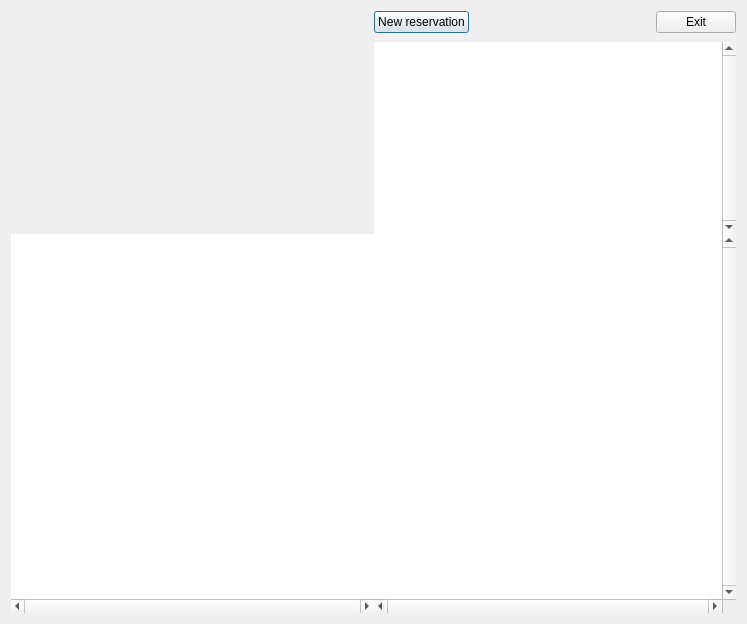
This is Waiter/dlgreservation.ui in End1-1/Cafe5 as Qt 5 draws it before an edit. The edited form follows.
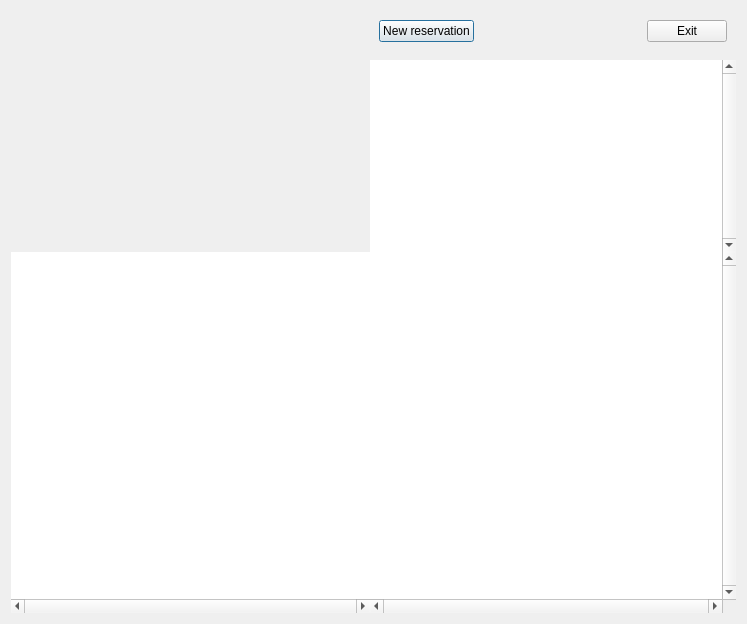
This is the edited form. Icons and pictures are not drawn.

```diff
--- a/Waiter/dlgreservation.ui
+++ b/Waiter/dlgreservation.ui
@@ -33,6 +33,9 @@
        <number>9</number>
       </property>
       <item>
+       <widget class="QWidget" name="wtopbtn" native="true">
+        <layout class="QHBoxLayout" name="horizontalLayout_2">
+         <item>
        <widget class="QPushButton" name="btnCreateReservation">
         <property name="text">
          <string>New reservation</string>
@@ -65,6 +68,9 @@
          <iconset resource="../resources/resources.qrc">
           <normaloff>:/exit.png</normaloff>:/exit.png</iconset>
         </property>
+          </widget>
+         </item>
+        </layout>
        </widget>
       </item>
      </layout>
```
Lines whose indentation alone changed are shown as unchanged.
